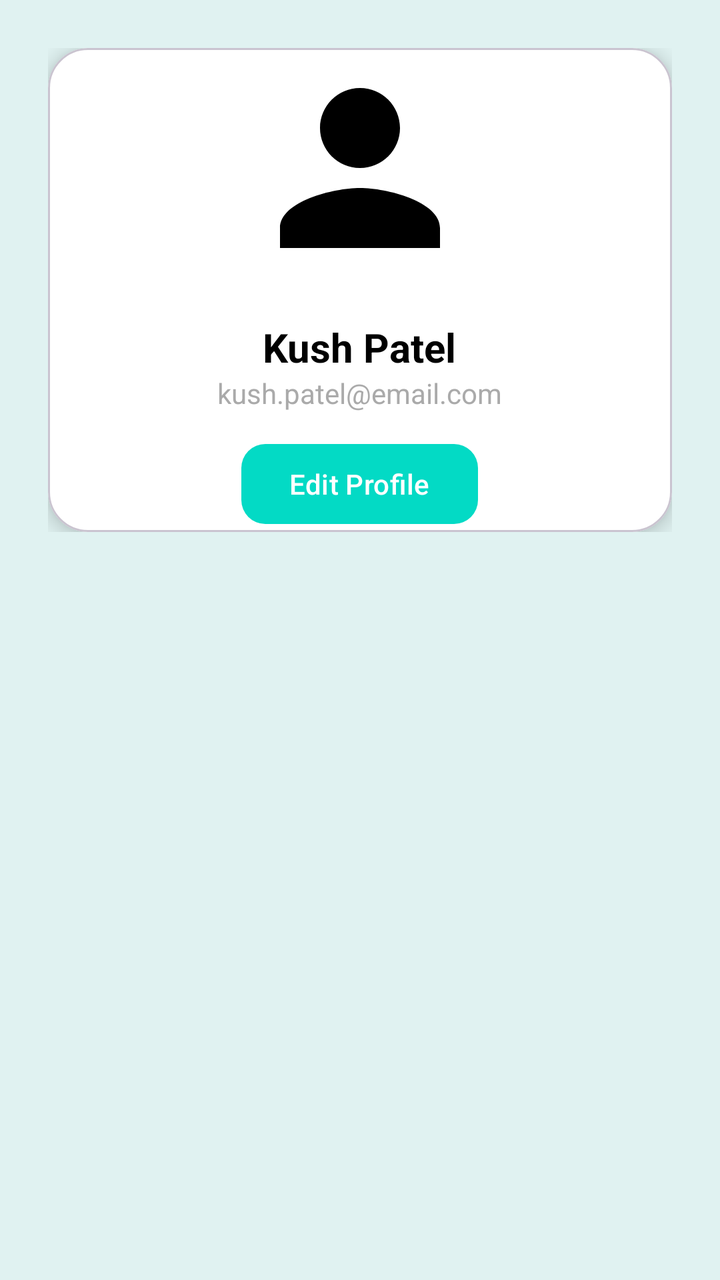
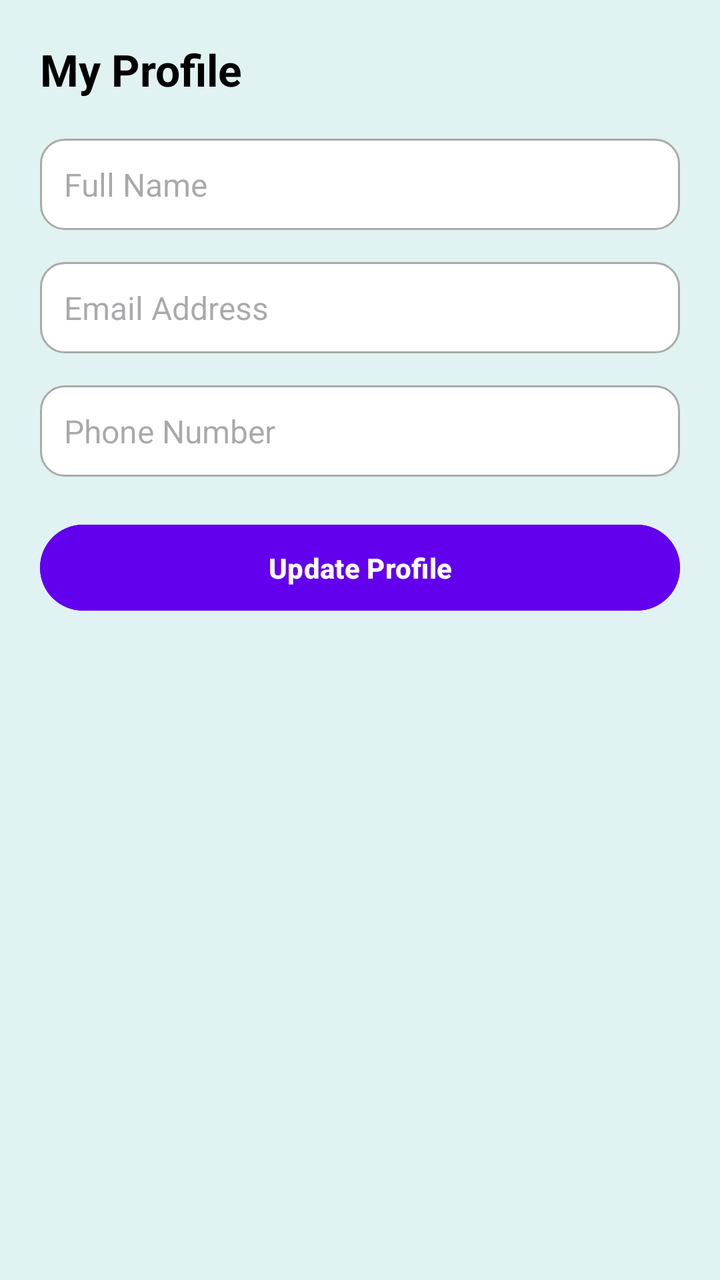

Screens rendered from an Android XML layout before and after an edit, with the pre-edit source and the edit as a unified diff.
<!-- AndroidManifest.xml: application theme Theme.SmartAssistiveSystem -->
<!-- res/layout/fragment_profile.xml -->
<?xml version="1.0" encoding="utf-8"?>
<ScrollView xmlns:android="http://schemas.android.com/apk/res/android"
    xmlns:app="http://schemas.android.com/apk/res-auto"
    android:layout_width="match_parent"
    android:layout_height="match_parent"
    android:background="@color/teal_50">

    <LinearLayout
        android:layout_width="match_parent"
        android:layout_height="wrap_content"
        android:orientation="vertical"
        android:padding="24dp">

        <com.google.android.material.card.MaterialCardView
            android:layout_width="match_parent"
            android:layout_height="wrap_content"
            android:layout_gravity="center"
            app:cardCornerRadius="20dp"
            app:cardElevation="6dp"
            app:cardBackgroundColor="@android:color/white"
            android:padding="16dp">

            <LinearLayout
                android:layout_width="match_parent"
                android:layout_height="wrap_content"
                android:orientation="vertical"
                android:gravity="center_horizontal">

                <ImageView
                    android:id="@+id/img_profile"
                    android:layout_width="120dp"
                    android:layout_height="120dp"
                    android:src="@drawable/ic_user"
                    android:layout_marginBottom="16dp"
                    android:contentDescription="Profile Image" />

                <TextView
                    android:id="@+id/tv_user_name"
                    android:layout_width="wrap_content"
                    android:layout_height="wrap_content"
                    android:text="Kush Patel"
                    android:textSize="20sp"
                    android:textStyle="bold"
                    android:textColor="@android:color/black"/>

                <TextView
                    android:id="@+id/tv_user_email"
                    android:layout_width="wrap_content"
                    android:layout_height="wrap_content"
                    android:text="kush.patel@email.com"
                    android:textColor="@android:color/darker_gray"
                    android:layout_marginBottom="12dp"/>

                <com.google.android.material.button.MaterialButton
                    android:id="@+id/btn_edit_profile"
                    android:layout_width="wrap_content"
                    android:layout_height="wrap_content"
                    android:text="Edit Profile"
                    app:cornerRadius="12dp"
                    app:backgroundTint="@color/teal_200"/>

            </LinearLayout>
        </com.google.android.material.card.MaterialCardView>
    </LinearLayout>
</ScrollView>
<!-- resources referenced by this layout -->
<resources>
  <color name="teal_200">#03DAC5</color>
  <color name="teal_50">#E0F2F1</color>
  <!-- drawable ic_user (drawable) -->
  <vector xmlns:android="http://schemas.android.com/apk/res/android" android:height="24dp" android:tint="#000000" android:viewportHeight="24" android:viewportWidth="24" android:width="24dp">
        
      <path android:fillColor="@android:color/white" android:pathData="M12,12c2.21,0 4,-1.79 4,-4s-1.79,-4 -4,-4 -4,1.79 -4,4 1.79,4 4,4zM12,14c-2.67,0 -8,1.34 -8,4v2h16v-2c0,-2.66 -5.33,-4 -8,-4z"/>
      
  </vector>
  <style name="Theme.SmartAssistiveSystem" parent="Theme.Material3.DayNight.NoActionBar">
  
          
          <item name="windowActionBar">false</item>
          <item name="windowNoTitle">true</item>
  
          
          <item name="colorPrimary">@color/purple_500</item>
          <item name="colorPrimaryVariant">@color/purple_700</item>
          <item name="colorOnPrimary">@color/white</item>
  
          
          <item name="colorSecondary">@color/teal_200</item>
          <item name="colorOnSecondary">@color/black</item>
  
          
          <item name="android:statusBarColor">?attr/colorPrimaryVariant</item>
  
          
          <item name="actionMenuTextAppearance">@style/ActionMenuTextStyle</item>
      </style>
  <color name="purple_500">#6200EE</color>
  <color name="purple_700">#3700B3</color>
  <color name="white">#FFFFFF</color>
  <color name="black">#000000</color>
  <style name="ActionMenuTextStyle" parent="@android:style/TextAppearance.Widget.IconMenu.Item">
          <item name="android:textSize">14sp</item>
          <item name="android:textColor">#FFFFFF</item>
          <item name="android:textAllCaps">false</item>
      </style>
</resources>

<!-- the commit's change to res/layout/fragment_profile.xml (unified diff, before → after) -->
@@ -1,65 +1,71 @@
 <?xml version="1.0" encoding="utf-8"?>
 <ScrollView xmlns:android="http://schemas.android.com/apk/res/android"
-    xmlns:app="http://schemas.android.com/apk/res-auto"
     android:layout_width="match_parent"
     android:layout_height="match_parent"
+    android:padding="20dp"
     android:background="@color/teal_50">
 
     <LinearLayout
         android:layout_width="match_parent"
         android:layout_height="wrap_content"
-        android:orientation="vertical"
-        android:padding="24dp">
+        android:orientation="vertical">
 
-        <com.google.android.material.card.MaterialCardView
+        
+        <TextView
+            android:id="@+id/tv_profile_title"
+            android:layout_width="wrap_content"
+            android:layout_height="wrap_content"
+            android:text="My Profile"
+            android:textSize="22sp"
+            android:textStyle="bold"
+            android:layout_marginBottom="20dp"
+            android:textColor="@color/black" />
+
+        
+        <EditText
+            android:id="@+id/et_profile_name"
             android:layout_width="match_parent"
             android:layout_height="wrap_content"
-            android:layout_gravity="center"
-            app:cardCornerRadius="20dp"
-            app:cardElevation="6dp"
-            app:cardBackgroundColor="@android:color/white"
-            android:padding="16dp">
+            android:hint="Full Name"
+            android:padding="12dp"
+            android:background="@drawable/edittext_bg"
+            android:textSize="16sp"
+            android:layout_marginBottom="16dp" />
 
-            <LinearLayout
-                android:layout_width="match_parent"
-                android:layout_height="wrap_content"
-                android:orientation="vertical"
-                android:gravity="center_horizontal">
+        
+        <EditText
+            android:id="@+id/et_profile_email"
+            android:layout_width="match_parent"
+            android:layout_height="wrap_content"
+            android:hint="Email Address"
+            android:padding="12dp"
+            android:background="@drawable/edittext_bg"
+            android:inputType="textEmailAddress"
+            android:textSize="16sp"
+            android:layout_marginBottom="16dp" />
 
-                <ImageView
-                    android:id="@+id/img_profile"
-                    android:layout_width="120dp"
-                    android:layout_height="120dp"
-                    android:src="@drawable/ic_user"
-                    android:layout_marginBottom="16dp"
-                    android:contentDescription="Profile Image" />
+        
+        <EditText
+            android:id="@+id/et_profile_phone"
+            android:layout_width="match_parent"
+            android:layout_height="wrap_content"
+            android:hint="Phone Number"
+            android:padding="12dp"
+            android:background="@drawable/edittext_bg"
+            android:inputType="phone"
+            android:textSize="16sp"
+            android:layout_marginBottom="20dp" />
 
-                <TextView
-                    android:id="@+id/tv_user_name"
-                    android:layout_width="wrap_content"
-                    android:layout_height="wrap_content"
-                    android:text="Kush Patel"
-                    android:textSize="20sp"
-                    android:textStyle="bold"
-                    android:textColor="@android:color/black"/>
+        
+        <Button
+            android:id="@+id/btn_update_profile"
+            android:layout_width="match_parent"
+            android:layout_height="wrap_content"
+            android:text="Update Profile"
+            android:backgroundTint="@color/purple_500"
+            android:textColor="@android:color/white"
+            android:padding="12dp"
+            android:textStyle="bold" />
 
-                <TextView
-                    android:id="@+id/tv_user_email"
-                    android:layout_width="wrap_content"
-                    android:layout_height="wrap_content"
-                    android:text="kush.patel@email.com"
-                    android:textColor="@android:color/darker_gray"
-                    android:layout_marginBottom="12dp"/>
-
-                <com.google.android.material.button.MaterialButton
-                    android:id="@+id/btn_edit_profile"
-                    android:layout_width="wrap_content"
-                    android:layout_height="wrap_content"
-                    android:text="Edit Profile"
-                    app:cornerRadius="12dp"
-                    app:backgroundTint="@color/teal_200"/>
-
-            </LinearLayout>
-        </com.google.android.material.card.MaterialCardView>
     </LinearLayout>
 </ScrollView>
<!-- resource entries referenced after the edit -->
@@ -2,12 +2,29 @@
 <resources>
   <color name="teal_200">#03DAC5</color>
   <color name="teal_50">#E0F2F1</color>
-  <!-- drawable ic_user (drawable) -->
-  <vector xmlns:android="http://schemas.android.com/apk/res/android" android:height="24dp" android:tint="#000000" android:viewportHeight="24" android:viewportWidth="24" android:width="24dp">
-        
-      <path android:fillColor="@android:color/white" android:pathData="M12,12c2.21,0 4,-1.79 4,-4s-1.79,-4 -4,-4 -4,1.79 -4,4 1.79,4 4,4zM12,14c-2.67,0 -8,1.34 -8,4v2h16v-2c0,-2.66 -5.33,-4 -8,-4z"/>
+  <!-- drawable edittext_bg (drawable) -->
+  <?xml version="1.0" encoding="utf-8"?>
+  <shape xmlns:android="http://schemas.android.com/apk/res/android"
+      android:shape="rectangle">
+  
       
-  </vector>
+      <solid android:color="@android:color/white" />
+  
+      
+      <corners android:radius="12dp" />
+  
+      
+      <stroke
+          android:width="1dp"
+          android:color="#AAAAAA" />
+  
+      
+      <padding
+          android:left="12dp"
+          android:top="12dp"
+          android:right="12dp"
+          android:bottom="12dp" />
+  </shape>
   <style name="Theme.SmartAssistiveSystem" parent="Theme.Material3.DayNight.NoActionBar">
   
           
